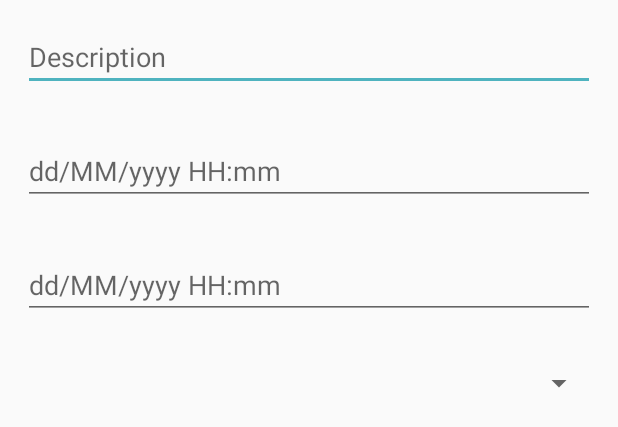
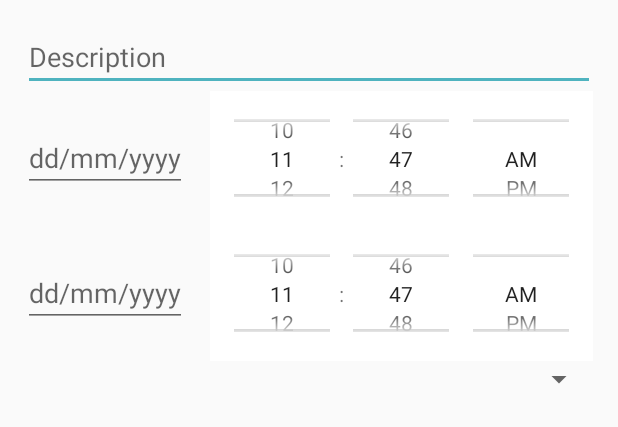
Before and after one commit to mayuelcuarto/Apptivities, an Android app: the layout dialog_create_actividad.xml on its own in the app's theme, with its tools: preview values and no code run, on a phone screen of 412 x 824 dp. Shown: the top 427 px of the screen. Run offline under Robolectric (Android 15) with nearby library versions, the phone set to English and light mode, and no system bars.

Commit message:
Incorporación de TimePicker para fechas de actividades
Modificaciones en layout dialog_create_actividad.xml.
Modificaciones en ActividadActivity.
Modificación de archivo styles.xml

```diff
--- a/app/src/main/java/com/cristhian/apptivities/Activitites/ActividadActivity.java
+++ b/app/src/main/java/com/cristhian/apptivities/Activitites/ActividadActivity.java
@@ -16,6 +16,7 @@ import android.widget.DatePicker;
 import android.widget.EditText;
 import android.widget.ListView;
 import android.widget.Spinner;
+import android.widget.TimePicker;
 import android.widget.Toast;
 
 import com.cristhian.apptivities.Adapters.ActividadAdapter;
@@ -40,6 +41,8 @@ public class ActividadActivity extends AppCompatActivity implements RealmChangeL
     private ActividadAdapter adapter;
     private CategoriaSpinnerAdapter adapter2;
     private FloatingActionButton fab;
+    private static String formatoHora = "HH";
+    private static String formatoMinuto = "mm";
     private static String formatoSimple = "dd/MM/yyyy";
     private static String formatoComplejo = "dd/MM/yyyy HH:mm";
     private Util aux = new Util(this);
@@ -175,6 +178,13 @@ public class ActividadActivity extends AppCompatActivity implements RealmChangeL
         inputFechaIni.setText(aux.dateToString(new Date(), formatoComplejo));
         final EditText inputFechaFin = (EditText) viewInflated.findViewById(R.id.editTextNewActividadFechaFin);
         inputFechaFin.setText(aux.dateToString(new Date(), formatoComplejo));
+
+        final TimePicker inputTimePickerActividadFechaIni = (TimePicker) viewInflated.findViewById(R.id.timePickerNewActividadFechaIni);
+        inputTimePickerActividadFechaIni.setIs24HourView(true);
+
+        final TimePicker inputTimePickerActividadFechaFin = (TimePicker) viewInflated.findViewById(R.id.timePickerNewActividadFechaFin);
+        inputTimePickerActividadFechaFin.setIs24HourView(true);
+
         final Spinner inputCategoria = (Spinner) viewInflated.findViewById(R.id.spinner);
         datosCategorias();
 
@@ -185,8 +195,8 @@ public class ActividadActivity extends AppCompatActivity implements RealmChangeL
             @Override
             public void onClick(DialogInterface dialog, int which) {
                 String actividadDescripcion = inputDescripcion.getText().toString().trim();
-                String actividadFechaIni = inputFechaIni.getText().toString().trim();
-                String actividadFechaFin = inputFechaFin.getText().toString().trim();
+                String actividadFechaIni = inputFechaIni.getText().toString().trim() + " " + inputTimePickerActividadFechaIni.getCurrentHour() + ":" + inputTimePickerActividadFechaIni.getCurrentMinute();
+                String actividadFechaFin = inputFechaFin.getText().toString().trim() + " " + inputTimePickerActividadFechaFin.getCurrentHour() + ":" + inputTimePickerActividadFechaFin.getCurrentMinute();
 
                 Date fechaIniTemp = aux.stringToDate(actividadFechaIni, formatoComplejo);
                 Date fechaFinTemp = aux.stringToDate(actividadFechaFin, formatoComplejo);
@@ -221,11 +231,24 @@ public class ActividadActivity extends AppCompatActivity implements RealmChangeL
         final EditText inputActividadFechaFin = (EditText) viewInflated.findViewById(R.id.editTextNewActividadFechaFin);
         final Spinner inputCategoria = (Spinner) viewInflated.findViewById(R.id.spinner);
 
+        final TimePicker inputTimePickerActividadFechaIni = (TimePicker) viewInflated.findViewById(R.id.timePickerNewActividadFechaIni);
+        inputTimePickerActividadFechaIni.setIs24HourView(true);
+
+        final TimePicker inputTimePickerActividadFechaFin = (TimePicker) viewInflated.findViewById(R.id.timePickerNewActividadFechaFin);
+        inputTimePickerActividadFechaFin.setIs24HourView(true);
+
         inputActividadDescripcion.setText(actividad.getDescripcion());
-        String fechaIniStr = aux.dateToString(actividad.getFechaIni(), formatoComplejo);
+
+        String fechaIniStr = aux.dateToString(actividad.getFechaIni(), formatoSimple);
         inputActividadFechaIni.setText(fechaIniStr);
-        String fechaFinStr = aux.dateToString(actividad.getFechaFin(), formatoComplejo);
+        inputTimePickerActividadFechaIni.setCurrentHour(Integer.parseInt(aux.dateToString(actividad.getFechaIni(), formatoHora)));
+        inputTimePickerActividadFechaIni.setCurrentMinute(Integer.parseInt(aux.dateToString(actividad.getFechaIni(), formatoMinuto)));
+
+        String fechaFinStr = aux.dateToString(actividad.getFechaFin(), formatoSimple);
         inputActividadFechaFin.setText(fechaFinStr);
+        inputTimePickerActividadFechaFin.setCurrentHour(Integer.parseInt(aux.dateToString(actividad.getFechaFin(), formatoHora)));
+        inputTimePickerActividadFechaFin.setCurrentMinute(Integer.parseInt(aux.dateToString(actividad.getFechaFin(), formatoMinuto)));
+
         long categoriaID = actividad.getCategoria();
         Categoria categoriaRealm = datosCategoriaXID((int) (long) categoriaID);
 
@@ -238,8 +261,8 @@ public class ActividadActivity extends AppCompatActivity implements RealmChangeL
             @Override
             public void onClick(DialogInterface dialog, int which) {
                 String actividadDescripcion = inputActividadDescripcion.getText().toString().trim();
-                String actividadFechaIni = inputActividadFechaIni.getText().toString().trim();
-                String actividadFechaFin = inputActividadFechaFin.getText().toString().trim();
+                String actividadFechaIni = inputActividadFechaIni.getText().toString().trim() + " " + inputTimePickerActividadFechaIni.getCurrentHour() + ":" + inputTimePickerActividadFechaIni.getCurrentMinute();
+                String actividadFechaFin = inputActividadFechaFin.getText().toString().trim() + " " + inputTimePickerActividadFechaFin.getCurrentHour() + ":" + inputTimePickerActividadFechaFin.getCurrentMinute();
 
                 Date fechaIniTemp = aux.stringToDate(actividadFechaIni, formatoComplejo);
                 Date fechaFinTemp = aux.stringToDate(actividadFechaFin, formatoComplejo);
--- a/app/src/main/res/layout/dialog_create_actividad.xml
+++ b/app/src/main/res/layout/dialog_create_actividad.xml
@@ -8,29 +8,78 @@
         android:id="@+id/editTextNewActividadDescripcion"
         android:layout_width="match_parent"
         android:layout_height="wrap_content"
-        android:layout_margin="15dp"
+        android:layout_marginTop="15dp"
+        android:layout_marginLeft="15dp"
+        android:layout_marginRight="15dp"
         android:hint="@string/new_activity_dialog_textView_description_hint"/>
+
+    <LinearLayout
+        android:layout_width="match_parent"
+        android:layout_height="match_parent"
+        android:orientation="vertical"
+        android:layout_margin="0dp">
+
+        <LinearLayout
+            android:layout_width="match_parent"
+            android:layout_height="90dp"
+            android:layout_margin="0dp"
+            android:orientation="horizontal"
+            android:padding="0dp">
 
             <EditText
                 android:id="@+id/editTextNewActividadFechaIni"
-        android:layout_width="match_parent"
+                android:layout_width="wrap_content"
                 android:layout_height="wrap_content"
                 android:layout_margin="15dp"
-        android:hint="dd/MM/yyyy HH:mm"
-        android:maxLength="16" />
+                android:maxLength="10"
+                android:layout_gravity="center"
+                android:hint="dd/mm/yyyy"
+                android:inputType="textFilter|number"/>
+
+            <TimePicker
+                android:id="@+id/timePickerNewActividadFechaIni"
+                style="@style/MyTimePickerWidgetStyle"
+                android:layout_width="wrap_content"
+                android:layout_height="wrap_content"
+                android:layout_marginLeft="0dp"
+                android:layout_marginTop="0dp"
+                android:alwaysDrawnWithCache="false"
+                android:timePickerMode="spinner" />
+
+        </LinearLayout>
+
+        <LinearLayout
+            android:layout_width="match_parent"
+            android:layout_height="90dp"
+            android:padding="0dp"
+            android:layout_margin="0dp"
+            android:orientation="horizontal">
 
             <EditText
                 android:id="@+id/editTextNewActividadFechaFin"
-        android:layout_width="match_parent"
+                android:layout_width="wrap_content"
                 android:layout_height="wrap_content"
                 android:layout_margin="15dp"
-        android:hint="dd/MM/yyyy HH:mm"
-        android:maxLength="16" />
+                android:maxLength="10"
+                android:layout_gravity="center"
+                android:hint="dd/mm/yyyy"
+                android:inputType="textFilter|number"/>
+
+            <TimePicker
+            android:id="@+id/timePickerNewActividadFechaFin"
+            style="@style/MyTimePickerWidgetStyle"
+            android:layout_width="wrap_content"
+            android:layout_height="wrap_content"
+            android:timePickerMode="spinner" />
+
+        </LinearLayout>
 
         <Spinner
             android:id="@+id/spinner"
             android:layout_width="match_parent"
             android:layout_height="wrap_content"
-        android:layout_margin="15dp" />
+            android:layout_marginLeft="15dp"
+            android:layout_marginRight="15dp" />
 
     </LinearLayout>
+</LinearLayout>
--- a/app/src/main/res/values/styles.xml
+++ b/app/src/main/res/values/styles.xml
@@ -2,9 +2,16 @@
 <resources>
     <!-- Base application theme. -->
     <style name="AppTheme" parent="Theme.AppCompat.Light.DarkActionBar">
-    <!-- Customize your theme here. -->
-    <item name="colorPrimary">@color/colorPrimary</item>
-    <item name="colorPrimaryDark">@color/colorPrimaryDark</item>
-    <item name="colorAccent">@color/colorAccent</item>
+        <!-- Customize your theme here. -->
+        <item name="colorPrimary">@color/colorPrimary</item>
+        <item name="colorPrimaryDark">@color/colorPrimaryDark</item>
+        <item name="colorAccent">@color/colorAccent</item>
+    </style>
+
+    <style name="MyTimePickerWidgetStyle" parent="@android:style/Widget.Material.TimePicker">
+        <item name="android:background">#ffffff</item>
+        <item name="android:textSize">10dp</item>
+        <item name="android:padding">0dp</item>
+        <item name="android:layout_margin">0dp</item>
     </style>
 </resources>
```
Lines whose indentation alone changed are shown as unchanged.
